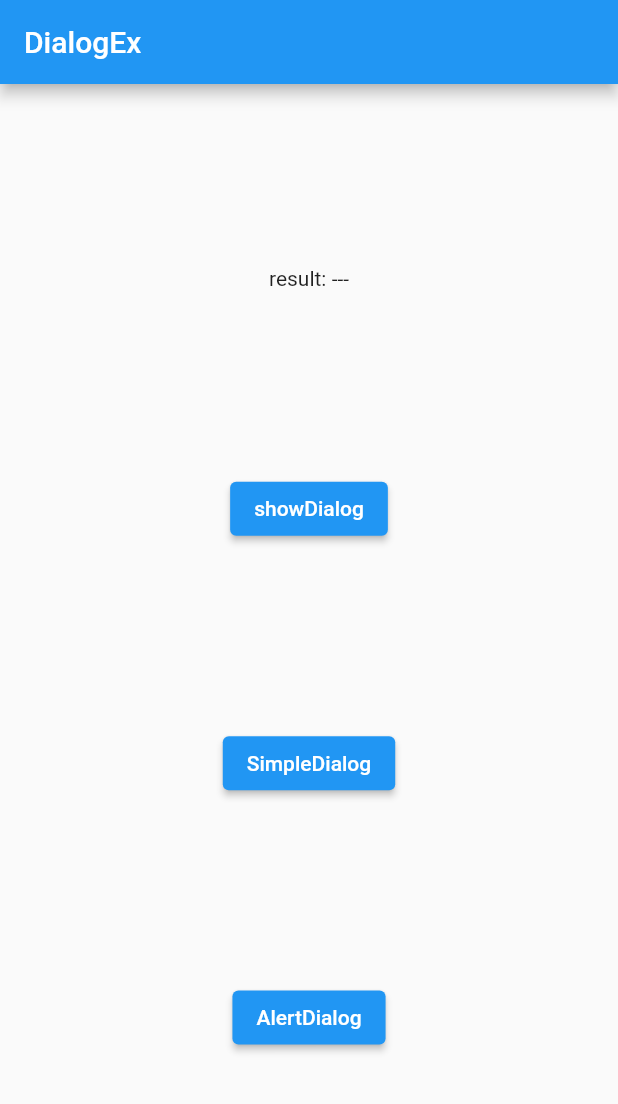
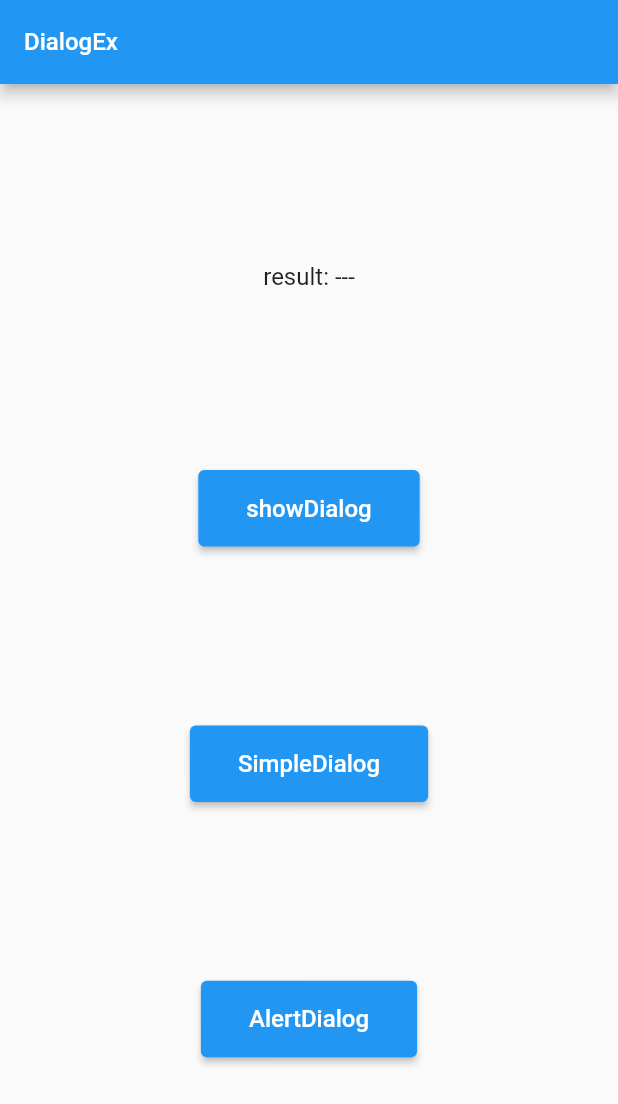
Before and after one commit to nshiraki/flutter-sandbox, a Flutter app: the screen it shows after launch, on a phone screen of 412 x 824 dp. Shown: the top 1104 px of the screen. Run offline on Flutter 3.47's test engine with Material 2 defaults, Android fonts, the phone set to English and light mode, and no system bars.

Commit message:
ボタンをbuildする処理を共通化

```diff
--- a/dialog_ex/lib/main.dart
+++ b/dialog_ex/lib/main.dart
@@ -43,10 +43,11 @@ class _MyHomePageState extends State<MyHomePage> {
 
   @override
   Widget build(BuildContext context) {
+    const textStyle = TextStyle(fontSize: 16);
 
     return Scaffold(
       appBar: AppBar(
-        title: const Text('DialogEx'),
+        title: const Text('DialogEx', style: textStyle),
       ),
       body: Center(
         child: Column(
@@ -54,21 +55,41 @@ class _MyHomePageState extends State<MyHomePage> {
           mainAxisAlignment: MainAxisAlignment.spaceEvenly,
           children: [
             // ダイアログの結果を表示
-            Text(_resultString),
-            // showDialogでダイアログを起動
-            ElevatedButton(
-                onPressed: _showDialog, child: const Text('showDialog')),
-            // SimpleDialogでダイアログを起動
-            ElevatedButton(
+            Text(_resultString, style: textStyle),
+
+            // showDialogでダイアログを起動するボタン
+            buildElevatedButton(
+                onPressed: _showDialog, text: 'showDialog',
+                style: textStyle),
+
+            // SimpleDialogでダイアログを起動するボタン
+            buildElevatedButton(
                 onPressed: _showSimpleDialog,
-                child: const Text('SimpleDialog')),
-            // AlertDialogでダイアログを起動
-            ElevatedButton(
-                onPressed: _showAlertDialog, child: const Text('AlertDialog')),
+                text: 'SimpleDialog',
+                style: textStyle),
+
+            // AlertDialogでダイアログを起動するボタン
+            buildElevatedButton(
+                onPressed: _showAlertDialog,
+                text: 'AlertDialog',
+                style: textStyle)
           ],
         ),
       ),
     );
+  }
+
+  // ElevatedButtonを生成
+  ElevatedButton buildElevatedButton(
+      {required VoidCallback? onPressed,
+      required String text,
+      TextStyle? style}) {
+    return ElevatedButton(
+        onPressed: onPressed,
+        child: Padding(
+          padding: const EdgeInsets.all(16),
+          child: Text(text, style: style),
+        ));
   }
 
   // showDialogで任意のウィジェットを表示
```
